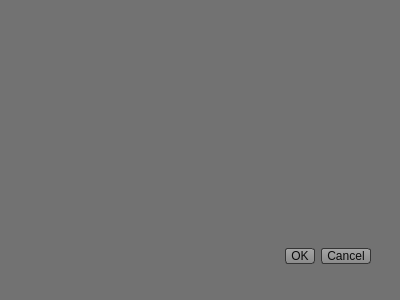
stefaj/gcms, file Virtual_Creator/texturedialog.ui: the form before one commit.
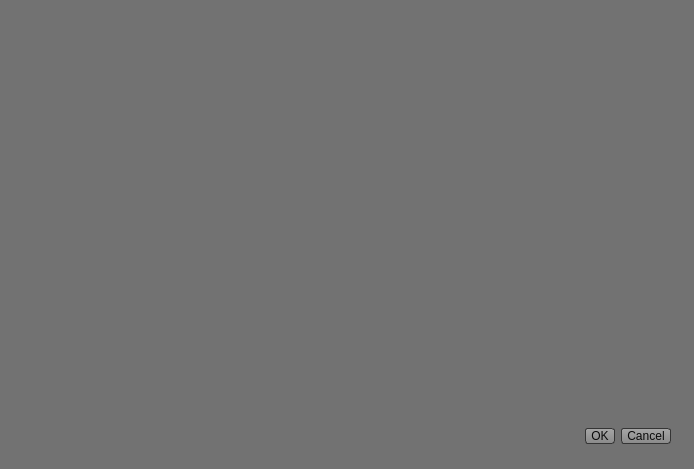
The form after the commit. Icons and pictures are not drawn.

```diff
--- a/Virtual_Creator/texturedialog.ui
+++ b/Virtual_Creator/texturedialog.ui
@@ -6,8 +6,8 @@
    <rect>
     <x>0</x>
     <y>0</y>
-    <width>400</width>
-    <height>300</height>
+    <width>694</width>
+    <height>469</height>
    </rect>
   </property>
   <property name="windowTitle">
@@ -948,8 +948,8 @@
   <widget class="QDialogButtonBox" name="buttonBox">
    <property name="geometry">
     <rect>
-     <x>30</x>
-     <y>240</y>
+     <x>330</x>
+     <y>420</y>
      <width>341</width>
      <height>32</height>
     </rect>
@@ -961,6 +961,29 @@
     <set>QDialogButtonBox::Cancel|QDialogButtonBox::Ok</set>
    </property>
   </widget>
+  <widget class="QListView" name="listView_textures">
+   <property name="geometry">
+    <rect>
+     <x>10</x>
+     <y>10</y>
+     <width>271</width>
+     <height>411</height>
+    </rect>
+   </property>
+  </widget>
+  <widget class="QLabel" name="label_texture">
+   <property name="geometry">
+    <rect>
+     <x>390</x>
+     <y>30</y>
+     <width>256</width>
+     <height>256</height>
+    </rect>
+   </property>
+   <property name="text">
+    <string/>
+   </property>
+  </widget>
  </widget>
  <resources/>
  <connections>
```
